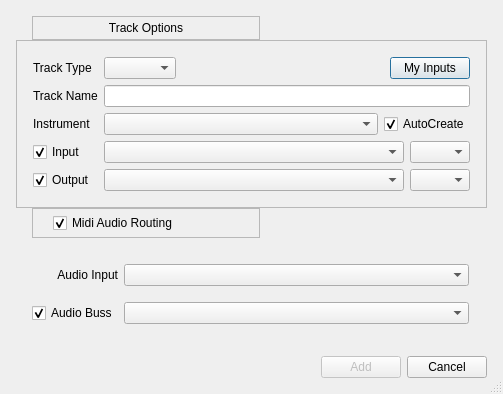
ccherrett/oom, file oom/widgets/createtrackbase.ui: the form before one commit.
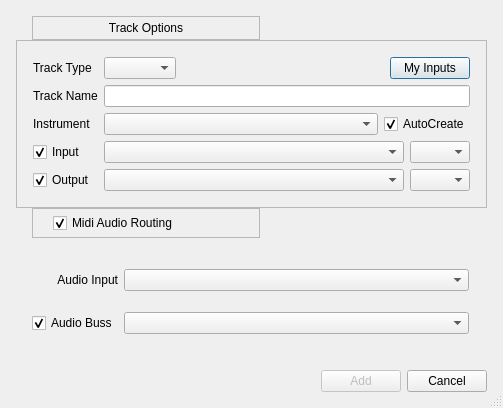
The form after the commit.

Commit message: Add clips without the track dialog

What changed in the file:
```diff
--- a/oom/widgets/createtrackbase.ui
+++ b/oom/widgets/createtrackbase.ui
@@ -10,7 +10,7 @@
     <x>0</x>
     <y>0</y>
     <width>503</width>
-    <height>394</height>
+    <height>408</height>
    </rect>
   </property>
   <property name="windowTitle">
```
Left out of the diff: 4 changed lines with no effect on the pictures. The commit also changes 2 other files.
